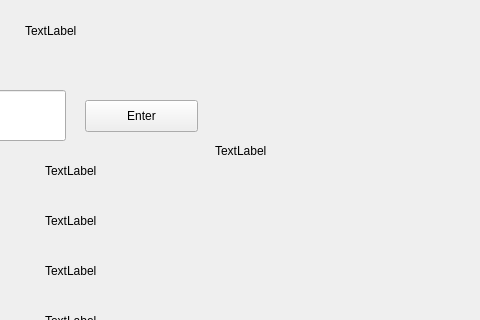
This is newGui.ui in pavelgromov/EC327Project as Qt 5 draws it before an edit; both pictures show x 195 to 675 and y 0 to 320 of the 800 by 600 pixel window. The edited form follows.
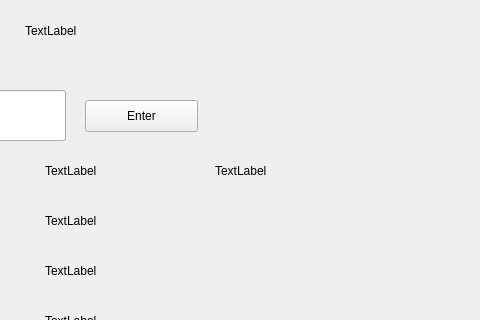
This is the edited form.

```diff
--- a/newGui.ui
+++ b/newGui.ui
@@ -184,7 +184,7 @@
     <property name="geometry">
      <rect>
       <x>410</x>
-      <y>30</y>
+      <y>50</y>
       <width>331</width>
       <height>241</height>
      </rect>
```
